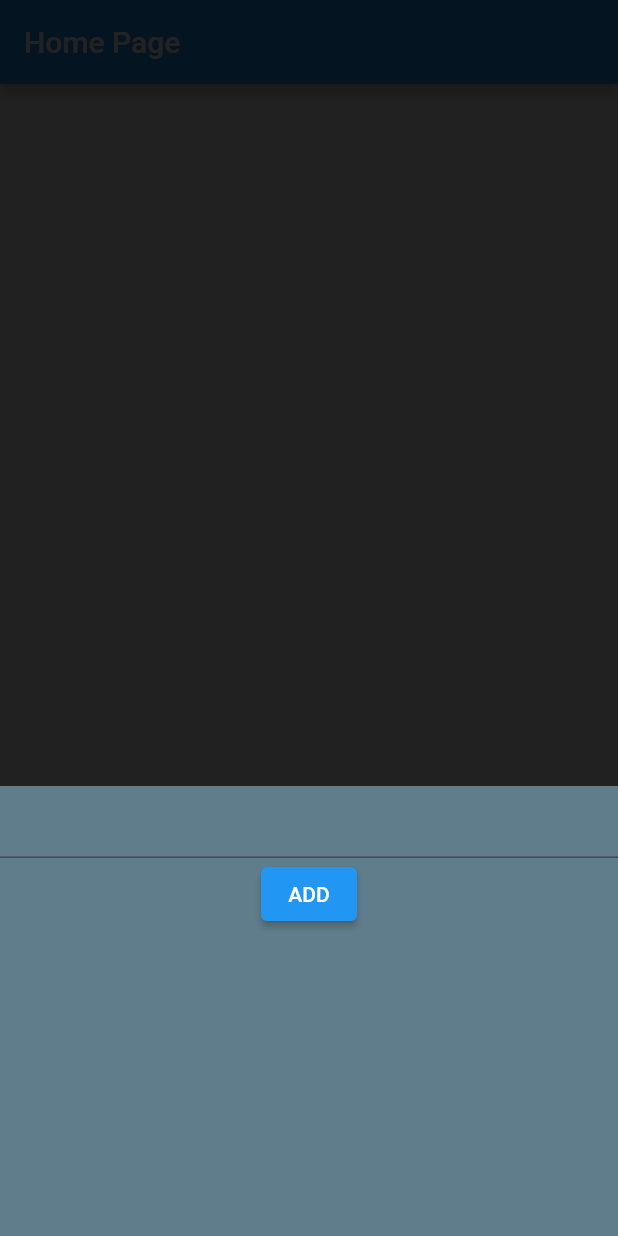
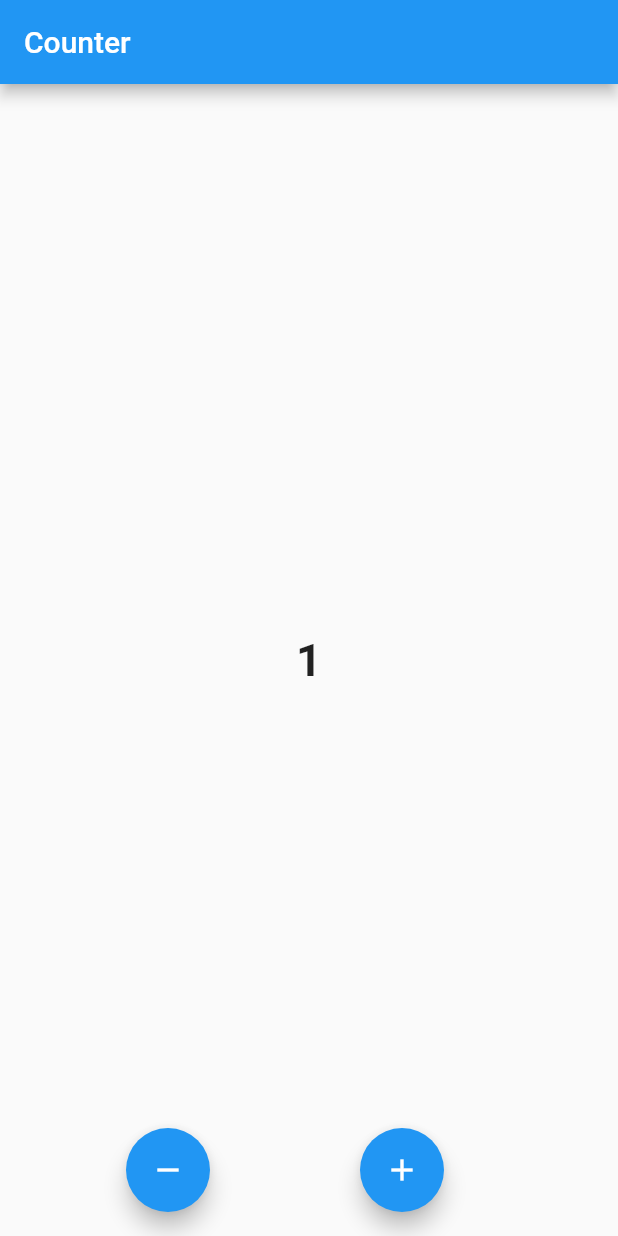
Before and after one commit to githrahat/Rahat_FlutterApp, a Flutter app: the screen it shows after launch, after a tap on the "add" icon, on a phone screen of 412 x 824 dp. Run offline on Flutter 3.47's test engine with Material 2 defaults, Android fonts, the phone set to English and light mode, and no system bars.

Commit message:
CounterApp_Done

```diff
--- a/lib/main.dart
+++ b/lib/main.dart
@@ -1,7 +1,7 @@
 import 'package:flutter/material.dart';
 
 main(){
-  runApp(MyApp());
+  runApp(const MyApp());
 }
 
 class MyApp extends StatelessWidget {
@@ -11,59 +11,61 @@ class MyApp extends StatelessWidget {
   Widget build(BuildContext context) {
     return const MaterialApp(
       debugShowCheckedModeBanner: false,
-      home: HomePage(),
+      home: CounterApp(),
     );
   }
 }
 
-class HomePage extends StatefulWidget {
-  const HomePage({Key? key}) : super(key: key);
+class CounterApp extends StatefulWidget {
+  const CounterApp({Key? key}) : super(key: key);
 
   @override
-  State<HomePage> createState() => _HomePageState();
+  State<CounterApp> createState() => _CounterAppState();
 }
 
-class _HomePageState extends State<HomePage> {
-
-  // TextEditingController controller = TextEditingController();
-  //
-  // List<String> todos = [];
+class _CounterAppState extends State<CounterApp> {
+  int count = 0;
 
   @override
   Widget build(BuildContext context) {
     return Scaffold(
       appBar: AppBar(
-        title: const Text('Home Page'),
+        title: const Text('Counter'),
       ),
 
-      floatingActionButton: FloatingActionButton(onPressed: () {
-        showModalBottomSheet(
-            context: (context),
-            backgroundColor: Colors.blueGrey,
-            barrierColor: Colors.black87,
-            isScrollControlled: true,
-            isDismissible: true,
-            enableDrag: true,
-            builder: (builder) {
-              return SizedBox(
-                height: 300,
-                child: Column(
-                  children: [
-                    const TextField(
-                      //controller: controller,
-                    ),
-                    ElevatedButton(onPressed: (){
-                      // todos.add(controller.text);
-                      // todos.clear();
-                      // setState(() {});
-                      // Navigator.pop(context);
-                    }, child: const Text('ADD'))
-                  ],
-                ),
-              );
-            }
-        );
-      },child: const Icon(Icons.add),),
+      floatingActionButton:
+      Row(
+        mainAxisAlignment: MainAxisAlignment.spaceEvenly,
+        children: [
+          FloatingActionButton(
+            child: const Icon(Icons.remove),
+            onPressed: (){
+              if (count>0) {
+                count--;
+                count.toString();
+                setState(() {});
+              }
+            },
+          ),
+          FloatingActionButton(
+            child: const Icon(Icons.add),
+            onPressed: (){
+              count++;
+              count.toString();
+              setState(() {});
+            },
+          ),
+        ],
+      ),
+      body: Center(
+          child:
+          Column(
+            mainAxisAlignment: MainAxisAlignment.center,
+            children: [
+              Text('$count',style: const TextStyle(fontSize: 30, fontWeight: FontWeight.bold),),
+            ],
+          )
+      ),
     );
   }
 }
```
